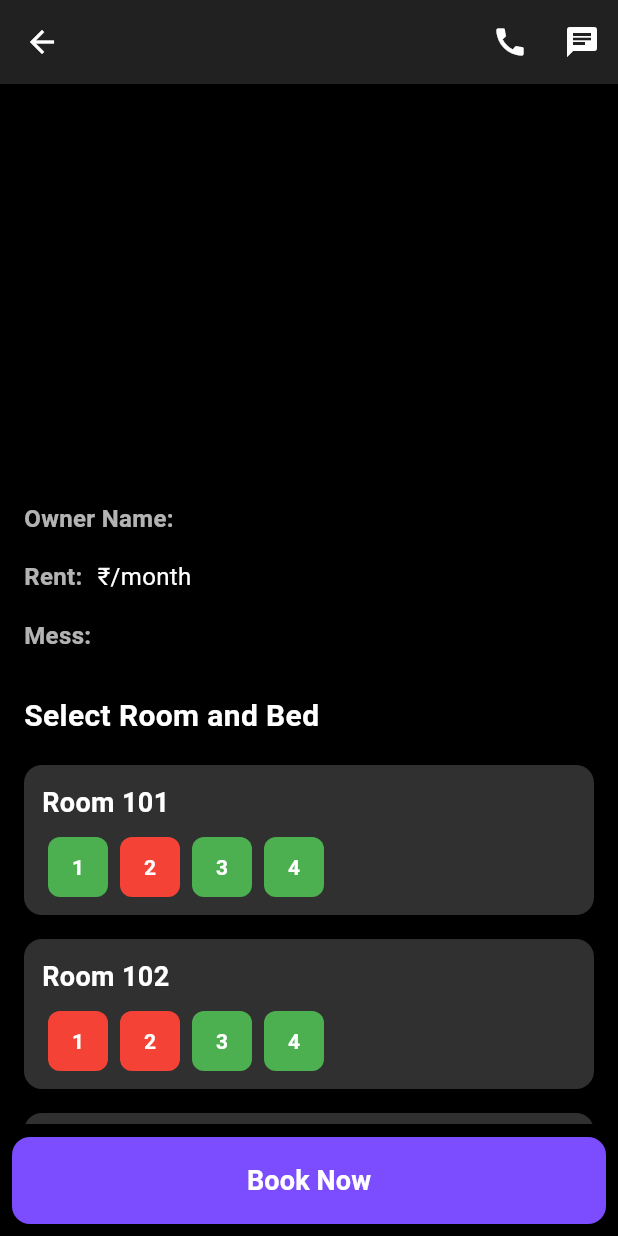
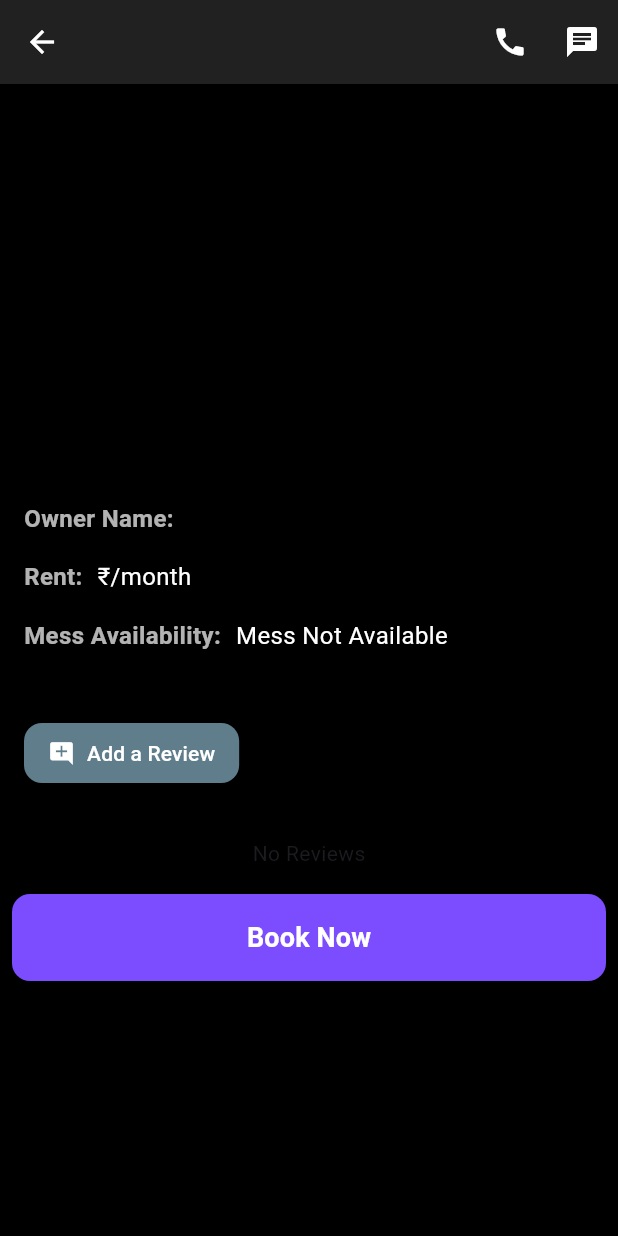
Before and after one commit to Ashwin04912/gec_stay, a Flutter app: the HostelDetailsStudentAppScreen screen opened directly with empty values, on a phone screen of 412 x 824 dp. Run offline on Flutter 3.47's test engine with Material 3 defaults, Android fonts, the phone set to English and light mode, and no system bars; our stand-ins replace bloc, cached_network_image, cloud_firestore, dartz, firebase_auth, firebase_core and 13 more; missing offline and left inert: flutter_firebase_chat_core, imagekit_io; accounts and stored records are empty.

Commit message:
fix: mess availability fixed

```diff
--- a/lib/presentation/hostel_details/hostel_details_student_app_screen.dart
+++ b/lib/presentation/hostel_details/hostel_details_student_app_screen.dart
@@ -21,6 +21,7 @@ class HostelDetailsStudentAppScreen extends StatefulWidget {
   final String mess;
   final String hostelId;
   final String userId;
+  final String messAvailability;
   final List<String> hostelImage;
 
   const HostelDetailsStudentAppScreen({
@@ -34,6 +35,7 @@ class HostelDetailsStudentAppScreen extends StatefulWidget {
     required this.userId,
     required this.hostelImage,
     required this.hostelOwnerUserId,
+    required this.messAvailability,
   });
 
   @override
@@ -324,18 +326,23 @@ class HostelDetailsStudentAppScreenState
         children: [
           buildDetail("Owner Name", widget.ownerName),
           buildDetail("Rent", "₹${widget.rent}/month"),
-          buildDetail("Mess", widget.mess),
+          buildDetail(
+            "Mess Availability",
+            widget.messAvailability.toLowerCase() == "yes"
+                ? "Mess Available"
+                : "Mess Not Available",
+          ),
           const SizedBox(height: 20),
-          const Text(
-            "Select Room and Bed",
-            style: TextStyle(
-              color: Colors.white,
-              fontSize: 20,
-              fontWeight: FontWeight.bold,
-            ),
-          ),
-          const SizedBox(height: 10),
-          ...rooms.map((room) => _buildRoomCard(room)),
+          // const Text(
+          //   "Select Room and Bed",
+          //   style: TextStyle(
+          //     color: Colors.white,
+          //     fontSize: 20,
+          //     fontWeight: FontWeight.bold,
+          //   ),
+          // ),
+          // const SizedBox(height: 10),
+          // ...rooms.map((room) => _buildRoomCard(room)),
           const SizedBox(
             height: 15,
           ),
@@ -357,68 +364,68 @@ class HostelDetailsStudentAppScreenState
     );
   }
 
-  Widget _buildRoomCard(Map<String, dynamic> room) {
-    return Card(
-      color: Colors.grey[850],
-      margin: const EdgeInsets.symmetric(vertical: 8),
-      shape: RoundedRectangleBorder(
-        borderRadius: BorderRadius.circular(12),
-      ),
-      child: Padding(
-        padding: const EdgeInsets.all(12),
-        child: Column(
-          crossAxisAlignment: CrossAxisAlignment.start,
-          children: [
-            Text(
-              "Room ${room['roomNumber']}",
-              style: const TextStyle(
-                color: Colors.white,
-                fontSize: 18,
-                fontWeight: FontWeight.bold,
-              ),
-            ),
-            const SizedBox(height: 10),
-            Row(
-              children: List.generate(room['beds'].length, (index) {
-                bool isAvailable = room['beds'][index];
-                return GestureDetector(
-                  onTap: isAvailable
-                      ? () {
-                          ScaffoldMessenger.of(context).showSnackBar(
-                            SnackBar(
-                              content: Text(
-                                "You selected bed ${index + 1} in Room ${room['roomNumber']}",
-                              ),
-                            ),
-                          );
-                        }
-                      : null,
-                  child: Container(
-                    margin: const EdgeInsets.symmetric(horizontal: 4),
-                    width: 40,
-                    height: 40,
-                    decoration: BoxDecoration(
-                      color: isAvailable ? Colors.green : Colors.red,
-                      borderRadius: BorderRadius.circular(8),
-                    ),
-                    child: Center(
-                      child: Text(
-                        "${index + 1}",
-                        style: const TextStyle(
-                          color: Colors.white,
-                          fontWeight: FontWeight.bold,
-                        ),
-                      ),
-                    ),
-                  ),
-                );
-              }),
-            ),
-          ],
-        ),
-      ),
-    );
-  }
+  // Widget _buildRoomCard(Map<String, dynamic> room) {
+  //   return Card(
+  //     color: Colors.grey[850],
+  //     margin: const EdgeInsets.symmetric(vertical: 8),
+  //     shape: RoundedRectangleBorder(
+  //       borderRadius: BorderRadius.circular(12),
+  //     ),
+  //     child: Padding(
+  //       padding: const EdgeInsets.all(12),
+  //       child: Column(
+  //         crossAxisAlignment: CrossAxisAlignment.start,
+  //         children: [
+  //           Text(
+  //             "Room ${room['roomNumber']}",
+  //             style: const TextStyle(
+  //               color: Colors.white,
+  //               fontSize: 18,
+  //               fontWeight: FontWeight.bold,
+  //             ),
+  //           ),
+  //           const SizedBox(height: 10),
+  //           Row(
+  //             children: List.generate(room['beds'].length, (index) {
+  //               bool isAvailable = room['beds'][index];
+  //               return GestureDetector(
+  //                 onTap: isAvailable
+  //                     ? () {
+  //                         ScaffoldMessenger.of(context).showSnackBar(
+  //                           SnackBar(
+  //                             content: Text(
+  //                               "You selected bed ${index + 1} in Room ${room['roomNumber']}",
+  //                             ),
+  //                           ),
+  //                         );
+  //                       }
+  //                     : null,
+  //                 child: Container(
+  //                   margin: const EdgeInsets.symmetric(horizontal: 4),
+  //                   width: 40,
+  //                   height: 40,
+  //                   decoration: BoxDecoration(
+  //                     color: isAvailable ? Colors.green : Colors.red,
+  //                     borderRadius: BorderRadius.circular(8),
+  //                   ),
+  //                   child: Center(
+  //                     child: Text(
+  //                       "${index + 1}",
+  //                       style: const TextStyle(
+  //                         color: Colors.white,
+  //                         fontWeight: FontWeight.bold,
+  //                       ),
+  //                     ),
+  //                   ),
+  //                 ),
+  //               );
+  //             }),
+  //           ),
+  //         ],
+  //       ),
+  //     ),
+  //   );
+  // }
 
   Widget _buildBookNowButton() {
     return Positioned(
--- a/lib/presentation/student_home/student_home_screen.dart
+++ b/lib/presentation/student_home/student_home_screen.dart
@@ -236,7 +236,7 @@ class _StudentHomeScreenState extends State<StudentHomeScreen> {
                       hostelId: hostel.hostelId,
                       userId: userId.toString(),
                       hostelImage: hostel.hostelImages,
-                      hostelOwnerUserId: hostel.hostelOwnerUserId,
+                      hostelOwnerUserId: hostel.hostelOwnerUserId, messAvailability: hostel.isMessAvailable,
                     )));
           },
           child: Card(
```
